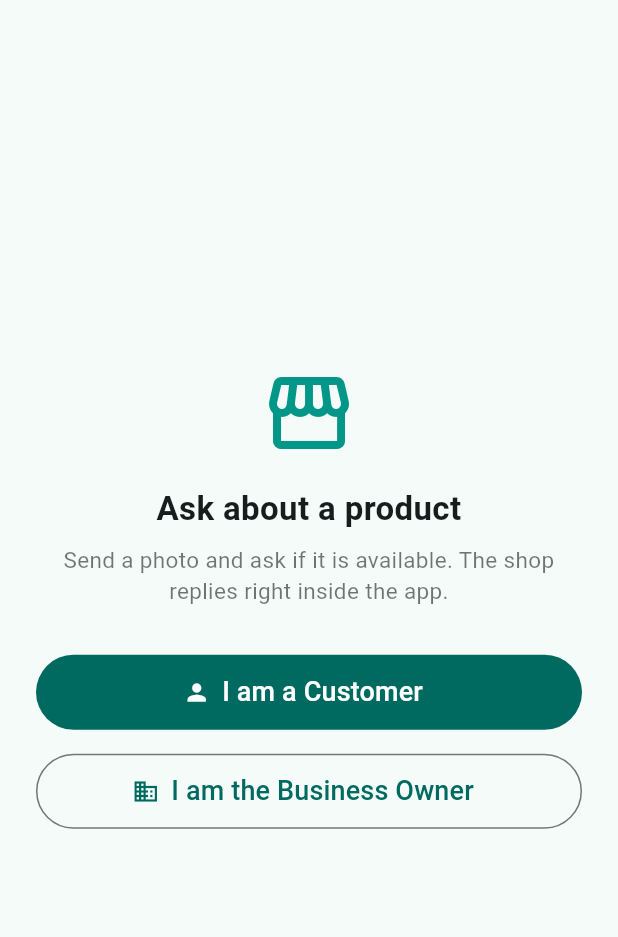
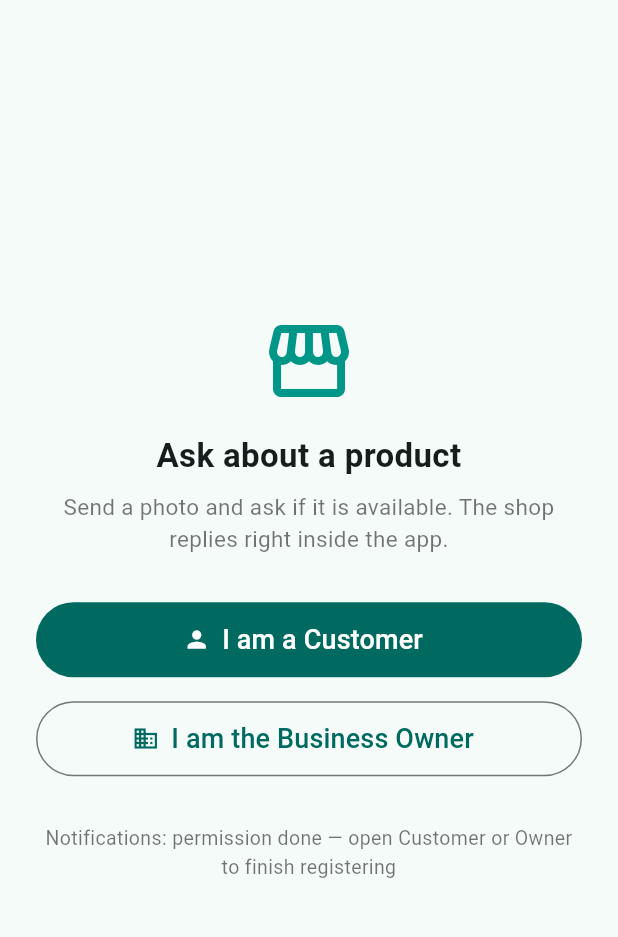
Before and after one commit to saikrishnanewdev/product-enquiry-demo, a Flutter app: the screen it shows after launch, on a phone screen of 412 x 824 dp, the part 63-1000 px from its top. Run offline on Flutter 3.47's test engine with Material 3 defaults, Android fonts, the phone set to English and light mode, and no system bars; our stand-ins replace firebase_core, firebase_messaging, flutter_local_notifications, image_picker, supabase_flutter; accounts and stored records are empty.

Commit message:
Ask for notification permission after first frame and show live push status on home screen

```diff
--- a/lib/notifications.dart
+++ b/lib/notifications.dart
@@ -1,5 +1,6 @@
 import 'package:firebase_core/firebase_core.dart';
 import 'package:firebase_messaging/firebase_messaging.dart';
+import 'package:flutter/foundation.dart';
 import 'package:flutter_local_notifications/flutter_local_notifications.dart';
 import 'package:supabase_flutter/supabase_flutter.dart';
 
@@ -25,10 +26,22 @@ class PushNotifications {
 
   static bool get isReady => _ready;
 
+  /// Live status shown on the home screen so a missing push can be
+  /// diagnosed on the phone itself instead of guessing.
+  static final ValueNotifier<String> statusNotifier =
+      ValueNotifier<String>('starting…');
+  static String get status => statusNotifier.value;
+
   static Future<void> init() async {
     try {
       await Firebase.initializeApp();
-
+    } catch (e) {
+      statusNotifier.value = 'Firebase failed to start: $e';
+      // ignore: avoid_print
+      print('Push notifications unavailable: $e');
+      return;
+    }
+    try {
       const androidSettings =
           AndroidInitializationSettings('@mipmap/ic_launcher');
       const settings = InitializationSettings(android: androidSettings);
@@ -37,9 +50,6 @@ class PushNotifications {
       // Background handler: shows the push when the app is closed.
       FirebaseMessaging.onBackgroundMessage(_onBackgroundMessage);
 
-      // Permission (Android 13+ asks the user once).
-      await FirebaseMessaging.instance.requestPermission();
-
       // Foreground messages: show them as a local notification.
       FirebaseMessaging.onMessage.listen(_showForeground);
 
@@ -47,10 +57,37 @@ class PushNotifications {
       FirebaseMessaging.instance.onTokenRefresh.listen((_) => _saveToken());
 
       _ready = true;
+      statusNotifier.value = 'ready — waiting for permission';
     } catch (e) {
-      // Push stays off, the rest of the app keeps working.
+      statusNotifier.value = 'setup failed: $e';
       // ignore: avoid_print
       print('Push notifications unavailable: $e');
+    }
+  }
+
+  /// Ask for notification permission and save this phone's push token.
+  /// Call this AFTER the first screen is visible: asking before the
+  /// app has drawn can be silently dropped by Android, which is why
+  /// the permission prompt never appeared in earlier builds.
+  static Future<void> askPermissionAndRegister() async {
+    if (!_ready) return;
+    try {
+      // Both calls ask for the Android 13+ notification permission;
+      // whichever shows the prompt is enough.
+      await _local
+          .resolvePlatformSpecificImplementation<
+              AndroidFlutterLocalNotificationsPlugin>()
+          ?.requestNotificationsPermission();
+      await FirebaseMessaging.instance.requestPermission();
+      if (_lastRole == null) {
+        statusNotifier.value =
+            'permission done — open Customer or Owner to finish registering';
+        return;
+      }
+      statusNotifier.value = 'permission done — saving token…';
+      await _saveToken();
+    } catch (e) {
+      statusNotifier.value = 'permission request failed: $e';
     }
   }
 
@@ -69,7 +106,11 @@ class PushNotifications {
     if (!_ready || _lastRole == null) return;
     try {
       final token = await FirebaseMessaging.instance.getToken();
-      if (token == null) return;
+      if (token == null) {
+        statusNotifier.value =
+            'no token from Firebase (Play services missing?)';
+        return;
+      }
       await Supabase.instance.client.from('device_tokens').upsert(
         {
           'role': _lastRole,
@@ -78,7 +119,9 @@ class PushNotifications {
         },
         onConflict: 'token',
       );
+      statusNotifier.value = 'ON — this phone is registered for pushes';
     } catch (e) {
+      statusNotifier.value = 'could not save token: $e';
       // ignore: avoid_print
       print('Could not save push token: $e');
     }
--- a/lib/screens/home_screen.dart
+++ b/lib/screens/home_screen.dart
@@ -1,13 +1,29 @@
 import 'package:flutter/material.dart';
 import '../config.dart';
+import '../notifications.dart';
 import 'customer_enquiry_screen.dart';
 import 'owner_list_screen.dart';
 
 /// First screen: pick a role. Demo simplicity — both portals live in
 /// one install, so Sai can demo the customer side on one phone and the
 /// owner side on another.
-class HomeScreen extends StatelessWidget {
+class HomeScreen extends StatefulWidget {
   const HomeScreen({super.key});
+
+  @override
+  State<HomeScreen> createState() => _HomeScreenState();
+}
+
+class _HomeScreenState extends State<HomeScreen> {
+  @override
+  void initState() {
+    super.initState();
+    // Ask for notification permission once the screen is visible:
+    // asking before the app draws can be silently dropped by Android.
+    WidgetsBinding.instance.addPostFrameCallback((_) {
+      PushNotifications.askPermissionAndRegister();
+    });
+  }
 
   @override
   Widget build(BuildContext context) {
@@ -82,6 +98,17 @@ class HomeScreen extends StatelessWidget {
                 child: Text('I am the Business Owner', style: TextStyle(fontSize: 18)),
               ),
             ),
+            const SizedBox(height: 32),
+            // Live push status — if a push ever goes missing, this line
+            // says on the phone itself where it got stuck.
+            ValueListenableBuilder<String>(
+              valueListenable: PushNotifications.statusNotifier,
+              builder: (context, status, _) => Text(
+                'Notifications: $status',
+                textAlign: TextAlign.center,
+                style: const TextStyle(fontSize: 13, color: Colors.black54),
+              ),
+            ),
           ],
         ),
       ),
--- a/lib/screens/owner_list_screen.dart
+++ b/lib/screens/owner_list_screen.dart
@@ -27,6 +27,9 @@ class _OwnerListScreenState extends State<OwnerListScreen> {
     super.initState();
     // This phone gets a push for every new enquiry, even with the app closed.
     PushNotifications.registerToken(role: 'owner');
+    // Ask for the notification permission here too, in case the
+    // home-screen ask was missed.
+    PushNotifications.askPermissionAndRegister();
   }
 
   void _checkForNew(List<Map<String, dynamic>> enquiries) {
```
